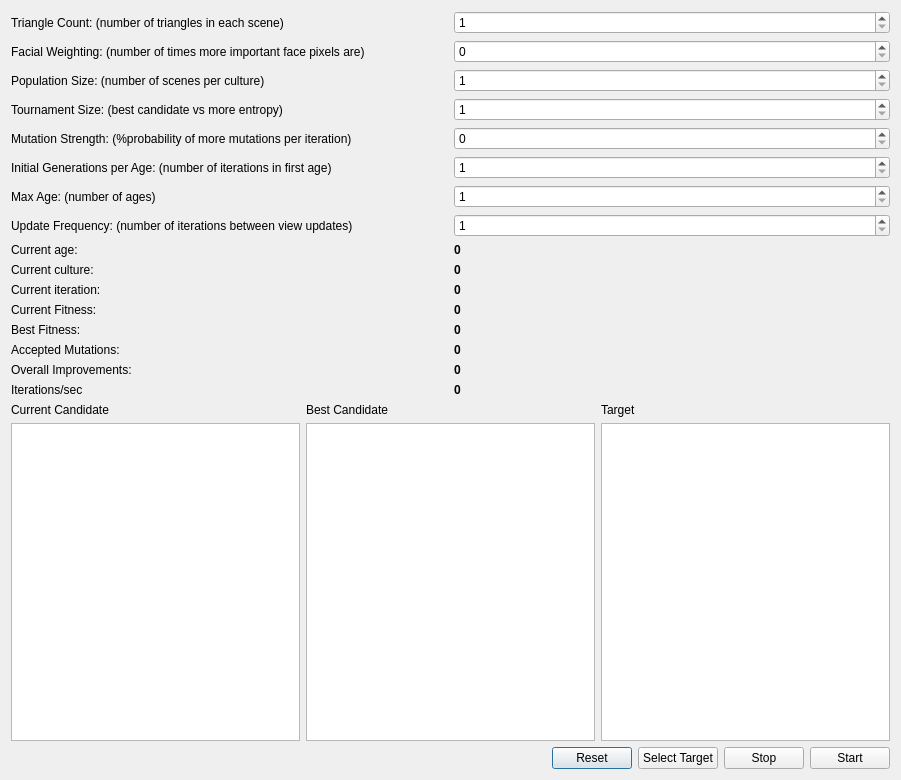
First picture: the form in triangles.ui, repository gh2k/triangles, before the edit.
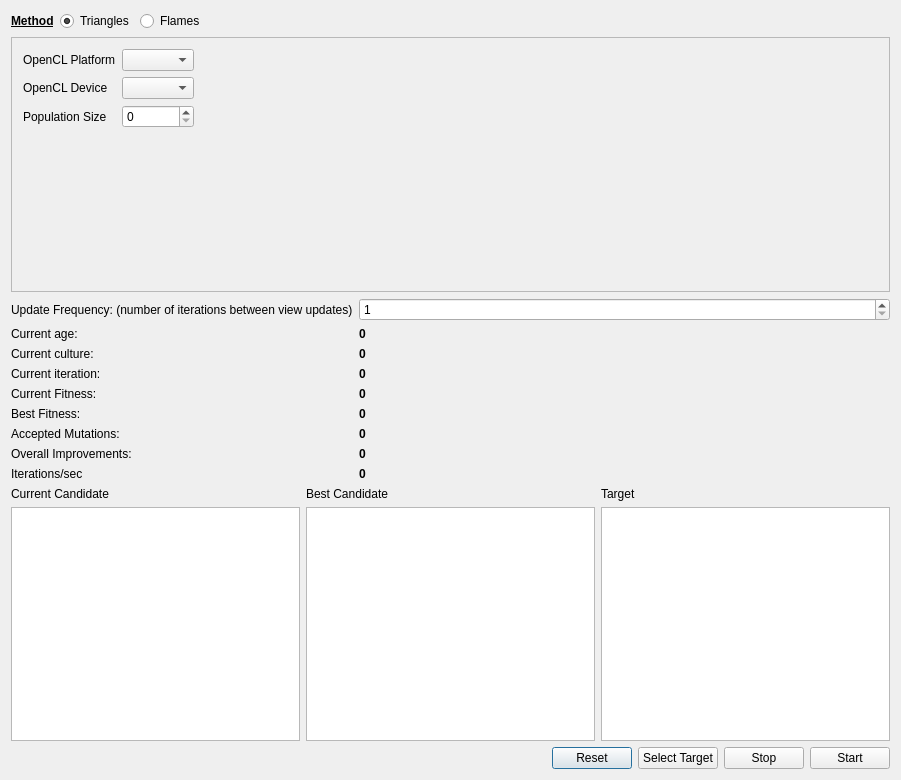
Second picture: the form after the edit.

Commit message: Add UI for Ember settings

Diff of the .ui file:
```diff
--- a/triangles.ui
+++ b/triangles.ui
@@ -15,7 +15,81 @@
   </property>
   <layout class="QVBoxLayout" name="verticalLayout">
    <item>
+    <layout class="QHBoxLayout" name="horizontalLayout_2">
+     <item>
+      <widget class="QLabel" name="label_20">
+       <property name="font">
+        <font>
+         <weight>75</weight>
+         <bold>true</bold>
+         <underline>true</underline>
+        </font>
+       </property>
+       <property name="text">
+        <string>Method</string>
+       </property>
+      </widget>
+     </item>
+     <item>
+      <widget class="QRadioButton" name="useTriangles">
+       <property name="text">
+        <string>Triangles</string>
+       </property>
+       <property name="checked">
+        <bool>true</bool>
+       </property>
+      </widget>
+     </item>
+     <item>
+      <widget class="QRadioButton" name="useFlames">
+       <property name="text">
+        <string>Flames</string>
+       </property>
+      </widget>
+     </item>
+     <item>
+      <spacer name="horizontalSpacer_2">
+       <property name="orientation">
+        <enum>Qt::Horizontal</enum>
+       </property>
+       <property name="sizeHint" stdset="0">
+        <size>
+         <width>40</width>
+         <height>20</height>
+        </size>
+       </property>
+      </spacer>
+     </item>
+    </layout>
+   </item>
+   <item>
+    <widget class="QStackedWidget" name="inputFrameGroup">
+     <property name="currentIndex">
+      <number>1</number>
+     </property>
+     <widget class="QWidget" name="page">
     <layout class="QGridLayout" name="gridLayout">
+       <property name="leftMargin">
+        <number>0</number>
+       </property>
+       <property name="topMargin">
+        <number>0</number>
+       </property>
+       <property name="rightMargin">
+        <number>0</number>
+       </property>
+       <property name="bottomMargin">
+        <number>0</number>
+       </property>
+       <item row="0" column="0">
+        <widget class="QFrame" name="frame">
+         <property name="frameShape">
+          <enum>QFrame::StyledPanel</enum>
+         </property>
+         <property name="frameShadow">
+          <enum>QFrame::Raised</enum>
+         </property>
+         <layout class="QFormLayout" name="formLayout">
      <item row="0" column="0">
       <widget class="QLabel" name="label">
        <property name="text">
@@ -135,14 +209,98 @@
        </property>
       </widget>
      </item>
-     <item row="7" column="0">
+         </layout>
+        </widget>
+       </item>
+      </layout>
+     </widget>
+     <widget class="QWidget" name="page_2">
+      <layout class="QGridLayout" name="gridLayout_3">
+       <property name="leftMargin">
+        <number>0</number>
+       </property>
+       <property name="topMargin">
+        <number>0</number>
+       </property>
+       <property name="rightMargin">
+        <number>0</number>
+       </property>
+       <property name="bottomMargin">
+        <number>0</number>
+       </property>
+       <item row="0" column="0">
+        <widget class="QFrame" name="frame_2">
+         <property name="frameShape">
+          <enum>QFrame::StyledPanel</enum>
+         </property>
+         <property name="frameShadow">
+          <enum>QFrame::Raised</enum>
+         </property>
+         <layout class="QHBoxLayout" name="horizontalLayout_3">
+          <item>
+           <layout class="QFormLayout" name="formLayout_3">
+            <item row="0" column="0">
+             <widget class="QLabel" name="label_21">
+              <property name="text">
+               <string>OpenCL Platform</string>
+              </property>
+             </widget>
+            </item>
+            <item row="0" column="1">
+             <widget class="QComboBox" name="openclPlatform"/>
+            </item>
+            <item row="1" column="0">
+             <widget class="QLabel" name="label_22">
+              <property name="text">
+               <string>OpenCL Device</string>
+              </property>
+             </widget>
+            </item>
+            <item row="1" column="1">
+             <widget class="QComboBox" name="openclDevice"/>
+            </item>
+            <item row="2" column="0">
+             <widget class="QLabel" name="label_23">
+              <property name="text">
+               <string>Population Size</string>
+              </property>
+             </widget>
+            </item>
+            <item row="2" column="1">
+             <widget class="QSpinBox" name="flamePopulationSize"/>
+            </item>
+           </layout>
+          </item>
+          <item>
+           <spacer name="horizontalSpacer_3">
+            <property name="orientation">
+             <enum>Qt::Horizontal</enum>
+            </property>
+            <property name="sizeHint" stdset="0">
+             <size>
+              <width>623</width>
+              <height>20</height>
+             </size>
+            </property>
+           </spacer>
+          </item>
+         </layout>
+        </widget>
+       </item>
+      </layout>
+     </widget>
+    </widget>
+   </item>
+   <item>
+    <layout class="QFormLayout" name="formLayout_2">
+     <item row="0" column="0">
       <widget class="QLabel" name="label_18">
        <property name="text">
         <string>Update Frequency: (number of iterations between view updates)</string>
        </property>
       </widget>
      </item>
-     <item row="7" column="1">
+     <item row="0" column="1">
       <widget class="QSpinBox" name="updateFrequency">
        <property name="minimum">
         <number>1</number>
@@ -152,14 +310,14 @@
        </property>
       </widget>
      </item>
-     <item row="8" column="0">
+     <item row="1" column="0">
       <widget class="QLabel" name="label_14">
        <property name="text">
         <string>Current age:</string>
        </property>
       </widget>
      </item>
-     <item row="8" column="1">
+     <item row="1" column="1">
       <widget class="QLabel" name="age">
        <property name="font">
         <font>
@@ -172,14 +330,14 @@
        </property>
       </widget>
      </item>
-     <item row="9" column="0">
+     <item row="2" column="0">
       <widget class="QLabel" name="label_13">
        <property name="text">
         <string>Current culture:</string>
        </property>
       </widget>
      </item>
-     <item row="9" column="1">
+     <item row="2" column="1">
       <widget class="QLabel" name="culture">
        <property name="font">
         <font>
@@ -192,14 +350,14 @@
        </property>
       </widget>
      </item>
-     <item row="10" column="0">
+     <item row="3" column="0">
       <widget class="QLabel" name="label_2">
        <property name="text">
         <string>Current iteration:</string>
        </property>
       </widget>
      </item>
-     <item row="10" column="1">
+     <item row="3" column="1">
       <widget class="QLabel" name="iteration">
        <property name="font">
         <font>
@@ -212,14 +370,14 @@
        </property>
       </widget>
      </item>
-     <item row="11" column="0">
+     <item row="4" column="0">
       <widget class="QLabel" name="label_3">
        <property name="text">
         <string>Current Fitness:</string>
        </property>
       </widget>
      </item>
-     <item row="11" column="1">
+     <item row="4" column="1">
       <widget class="QLabel" name="currentFitness">
        <property name="font">
         <font>
@@ -232,14 +390,14 @@
        </property>
       </widget>
      </item>
-     <item row="12" column="0">
+     <item row="5" column="0">
       <widget class="QLabel" name="label_16">
        <property name="text">
         <string>Best Fitness:</string>
        </property>
       </widget>
      </item>
-     <item row="12" column="1">
+     <item row="5" column="1">
       <widget class="QLabel" name="bestFitness">
        <property name="font">
         <font>
@@ -252,14 +410,14 @@
        </property>
       </widget>
      </item>
-     <item row="13" column="0">
+     <item row="6" column="0">
       <widget class="QLabel" name="label_8">
        <property name="text">
         <string>Accepted Mutations:</string>
        </property>
       </widget>
      </item>
-     <item row="13" column="1">
+     <item row="6" column="1">
       <widget class="QLabel" name="acceptCount">
        <property name="font">
         <font>
@@ -272,14 +430,14 @@
        </property>
       </widget>
      </item>
-     <item row="14" column="0">
+     <item row="7" column="0">
       <widget class="QLabel" name="label_10">
        <property name="text">
         <string>Overall Improvements:</string>
        </property>
       </widget>
      </item>
-     <item row="14" column="1">
+     <item row="7" column="1">
       <widget class="QLabel" name="improvements">
        <property name="font">
         <font>
@@ -292,14 +450,14 @@
        </property>
       </widget>
      </item>
-     <item row="15" column="0">
+     <item row="8" column="0">
       <widget class="QLabel" name="label_19">
        <property name="text">
         <string>Iterations/sec</string>
        </property>
       </widget>
      </item>
-     <item row="15" column="1">
+     <item row="8" column="1">
       <widget class="QLabel" name="iterationsPerSec">
        <property name="font">
         <font>
```
Left out of the diff: 28 changed lines with no effect on the pictures. Lines whose indentation alone changed are shown as unchanged. The commit also changes 3 other files.
